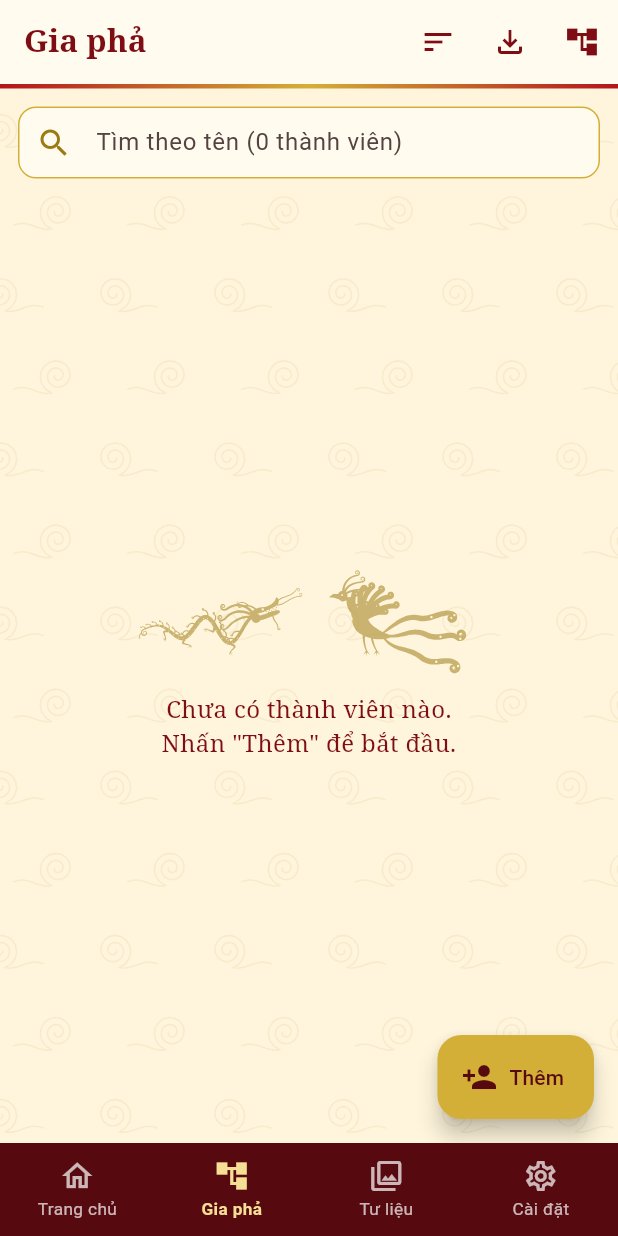
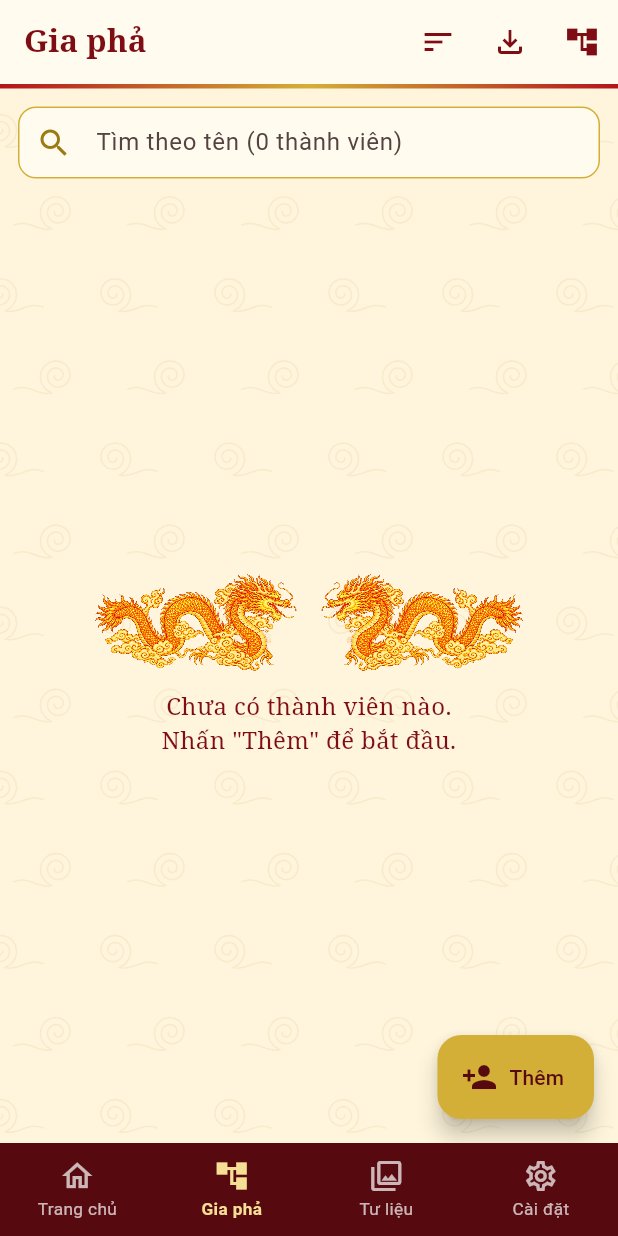
Before and after one commit to fitscom-glitch/gia_pha, a Flutter app: the screen it shows after launch, item 2 of the bottom bar chosen, on a phone screen of 412 x 824 dp. Run offline on Flutter 3.47's test engine with Material 3 defaults, Android fonts, the phone set to English and light mode, and no system bars; our stand-ins replace file_picker, flutter_riverpod, flutter_svg, go_router, image_picker, pdf and 1 more; accounts and stored records are empty.

Commit message:
Last Sync: 2026-11-24 22:05 (Mobile)

```diff
--- /dev/null
+++ b/lib/core/widgets/art_assets.dart
@@ -0,0 +1,45 @@
+import 'package:flutter/material.dart';
+
+/// Hình nghệ thuật dùng chung: hai con rồng (quay trái / quay phải) và băng rôn.
+abstract final class ArtAssets {
+  static const dragonFacingRight = 'assets/images/rong_quay_phai.webp';
+  static const dragonFacingLeft = 'assets/images/rong_quay_trai.webp';
+  static const banner = 'assets/images/bang_ron.webp';
+
+  /// Tỉ lệ rộng / cao của ảnh.
+  static const dragonAspect = 1500 / 704;
+  static const bannerAspect = 1800 / 681;
+
+  static String dragon({required bool faceRight}) =>
+      faceRight ? dragonFacingRight : dragonFacingLeft;
+}
+
+/// Hình rồng. [faceRight] = true: đầu rồng quay sang phải (đặt ở bên trái,
+/// chầu vào giữa); false: đầu quay sang trái (đặt ở bên phải).
+class DragonImage extends StatelessWidget {
+  const DragonImage({
+    super.key,
+    this.faceRight = true,
+    this.opacity = 1,
+    this.fit = BoxFit.contain,
+    this.alignment = Alignment.center,
+  });
+
+  final bool faceRight;
+  final double opacity;
+  final BoxFit fit;
+  final AlignmentGeometry alignment;
+
+  @override
+  Widget build(BuildContext context) {
+    final image = Image.asset(
+      ArtAssets.dragon(faceRight: faceRight),
+      fit: fit,
+      alignment: alignment,
+      filterQuality: FilterQuality.high,
+      gaplessPlayback: true,
+    );
+    if (opacity >= 1) return image;
+    return Opacity(opacity: opacity, child: image);
+  }
+}
--- a/lib/features/heirlooms/presentation/pages/heirlooms_page.dart
+++ b/lib/features/heirlooms/presentation/pages/heirlooms_page.dart
@@ -5,9 +5,8 @@ import 'package:flutter_riverpod/flutter_riverpod.dart';
 import 'package:image_picker/image_picker.dart';
 import 'package:uuid/uuid.dart';
 import 'package:gia_pha/core/theme/app_colors.dart';
+import 'package:gia_pha/core/widgets/art_assets.dart';
 import 'package:gia_pha/core/widgets/gold_app_bar.dart';
-import 'package:gia_pha/core/widgets/ornaments/motif_data.dart';
-import 'package:gia_pha/core/widgets/ornaments/motif_painter.dart';
 import 'package:gia_pha/core/widgets/ornaments/ornaments.dart';
 import 'package:gia_pha/features/heirlooms/domain/entities/heirloom.dart';
 import 'package:gia_pha/features/heirlooms/presentation/providers/heirloom_providers.dart';
@@ -127,7 +126,7 @@ class HeirloomImage extends StatelessWidget {
     return Container(
       color: AppColors.paperDark,
       padding: const EdgeInsets.all(16),
-      child: const MotifView(motif: dragonMotif, color: Color(0x889C7A12)),
+      child: const DragonImage(opacity: 0.7),
     );
   }
 }
--- a/lib/features/home/presentation/widgets/home_widgets.dart
+++ b/lib/features/home/presentation/widgets/home_widgets.dart
@@ -7,7 +7,7 @@ import 'package:gia_pha/core/widgets/dragon_phoenix_banner.dart';
 import 'package:gia_pha/core/widgets/ornaments/ornaments.dart';
 import 'package:gia_pha/features/home/domain/services/anniversary_service.dart';
 
-/// Băng rôn lướt ngang: rồng phụng + vài câu ca dao về cội nguồn.
+/// Băng rôn lướt ngang: hai rồng + vài câu ca dao về cội nguồn.
 class HomeBannerCarousel extends StatefulWidget {
   const HomeBannerCarousel({super.key, required this.memberCount});
 
@@ -40,7 +40,7 @@ class _HomeBannerCarouselState extends State<HomeBannerCarousel> {
     return Column(
       children: [
         SizedBox(
-          height: 148,
+          height: 200,
           child: PageView(
             controller: _controller,
             onPageChanged: (i) => setState(() => _page = i),
--- a/lib/features/members/presentation/pages/person_list_page.dart
+++ b/lib/features/members/presentation/pages/person_list_page.dart
@@ -9,9 +9,8 @@ import 'package:flutter/material.dart';
 import 'package:flutter_riverpod/flutter_riverpod.dart';
 import 'package:go_router/go_router.dart';
 import 'package:gia_pha/core/theme/app_colors.dart';
+import 'package:gia_pha/core/widgets/art_assets.dart';
 import 'package:gia_pha/core/widgets/gold_app_bar.dart';
-import 'package:gia_pha/core/widgets/ornaments/motif_data.dart';
-import 'package:gia_pha/core/widgets/ornaments/motif_painter.dart';
 import 'package:gia_pha/core/widgets/ornaments/ornaments.dart';
 import 'package:gia_pha/features/members/domain/entities/family_data.dart';
 import 'package:gia_pha/features/members/domain/entities/person.dart';
@@ -346,21 +345,9 @@ class _EmptyState extends StatelessWidget {
           const Row(
             mainAxisSize: MainAxisSize.min,
             children: [
-              SizedBox(
-                width: 110,
-                height: 64,
-                child: MotifView(motif: dragonMotif, color: Color(0x889C7A12)),
-              ),
+              SizedBox(width: 140, height: 66, child: DragonImage(faceRight: true)),
               SizedBox(width: 8),
-              SizedBox(
-                width: 110,
-                height: 70,
-                child: MotifView(
-                  motif: phoenixMotif,
-                  color: Color(0x889C7A12),
-                  flipX: true,
-                ),
-              ),
+              SizedBox(width: 140, height: 66, child: DragonImage(faceRight: false)),
             ],
           ),
           const SizedBox(height: 12),
--- a/pubspec.yaml
+++ b/pubspec.yaml
@@ -32,3 +32,5 @@ dev_dependencies:
 
 flutter:
   uses-material-design: true
+  assets:
+    - assets/images/
```
Also changed, not shown: lib/core/widgets/dragon_phoenix_banner.dart (+15 -14 lines), lib/features/family_tree/presentation/pages/tree_page.dart (+91 -12 lines), lib/features/family_tree/presentation/widgets/pha_do_canvas.dart (+78 -60 lines), lib/features/members/presentation/pages/person_detail_page.dart (+9 -6 lines), assets/images/bang_ron.webp (added), assets/images/rong_quay_phai.webp (added), assets/images/rong_quay_trai.webp (added), 1 other file.
